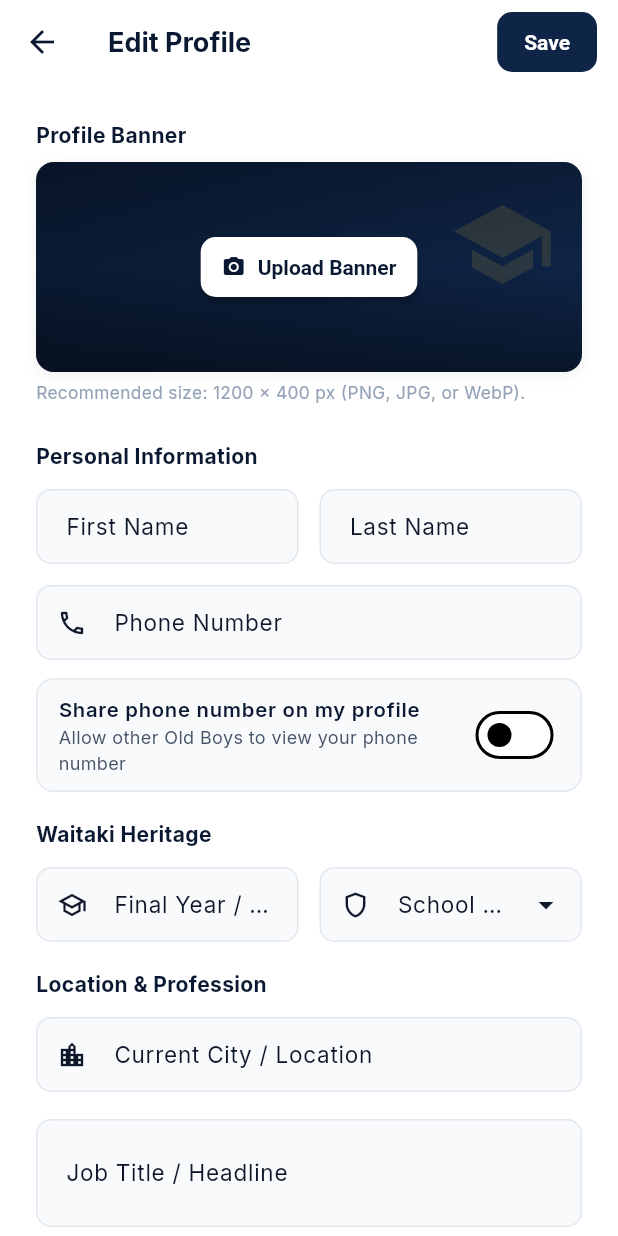
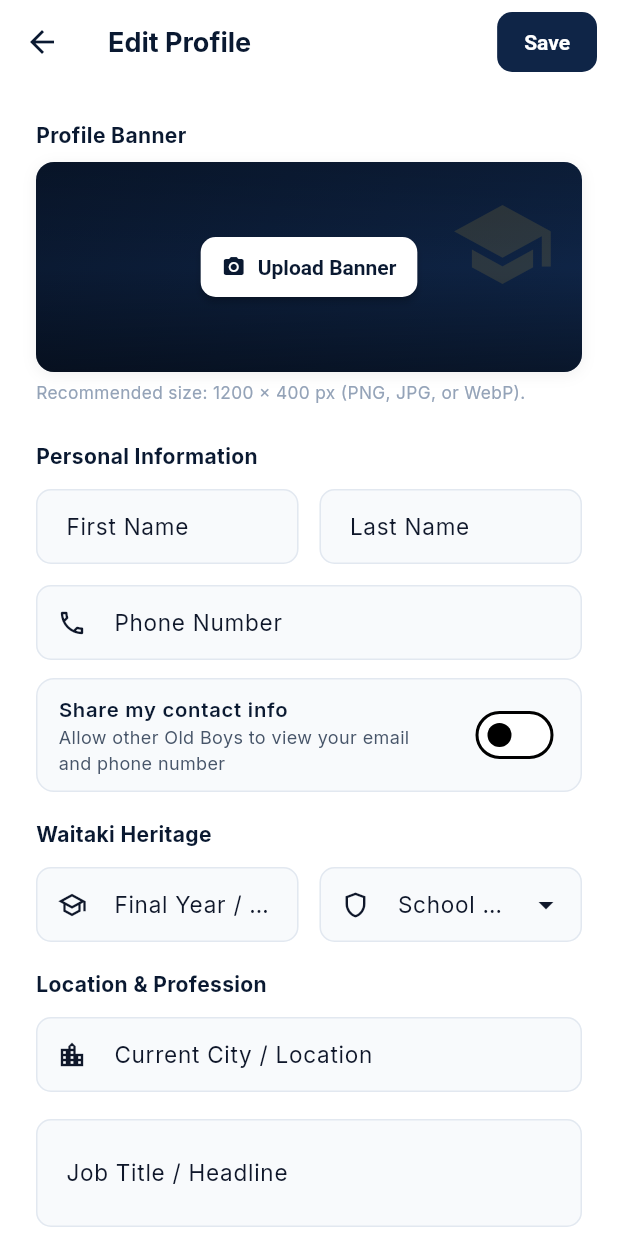
Before and after one commit to WaitakiOldBoysNetwork/WaitakiOldBoysNetworkFrontend, a Flutter app: the ProfileScreen screen opened directly, after a tap on "Edit Profile", on a phone screen of 412 x 824 dp. Run offline on Flutter 3.47's test engine with Material 3 defaults, Android fonts, the phone set to English and light mode, and no system bars; our stand-ins replace cached_network_image, go_router, google_fonts, image_picker, shared_preferences, supabase_flutter; accounts and stored records are empty; network calls fail.

Commit message:
Share email and phone with profile opt-in
Use the existing contact-sharing preference to control visibility of both email and phone. Update onboarding and profile labels, support the new preference key when parsing profiles, and persist additional onboarding details.

```diff
--- a/lib/models/profile.dart
+++ b/lib/models/profile.dart
@@ -16,6 +16,9 @@ class Profile {
   final String? phone;
   final bool sharePhoneOnProfile;
   final int? age;
+
+  /// True when the user has opted in to sharing their contact info (email & phone) on their profile.
+  bool get shareContactInfo => sharePhoneOnProfile;
   final bool? isOnboarded;
   final int? onboardingStep;
   final String? openToHelping;
@@ -184,7 +187,9 @@ class Profile {
       bio: json['bio']?.toString() ?? json['Short Bio']?.toString() ?? json['Full Bio']?.toString(),
       email: json['email']?.toString() ?? json['Email']?.toString().trim(),
       phone: json['phone']?.toString() ?? json['Phone']?.toString(),
-      sharePhoneOnProfile: json['share_phone_on_profile'] == true ||
+      sharePhoneOnProfile: json['share_contact_info'] == true ||
+          json['share_contact_info'] == 'true' ||
+          json['share_phone_on_profile'] == true ||
           json['share_phone_on_profile'] == 'true',
       age: json['age'] != null
           ? int.tryParse(json['age'].toString())
--- a/lib/screens/onboarding/onboarding_wizard_screen.dart
+++ b/lib/screens/onboarding/onboarding_wizard_screen.dart
@@ -414,7 +414,7 @@ class _OnboardingWizardScreenState extends State<OnboardingWizardScreen> {
                         ),
                         const SizedBox(height: 12),
 
-                        // Share phone number on my profile toggle
+                        // Share my contact info toggle (controls both email and phone visibility)
                         Container(
                           decoration: BoxDecoration(
                             color: AppColors.surfaceMuted,
@@ -427,7 +427,7 @@ class _OnboardingWizardScreenState extends State<OnboardingWizardScreen> {
                               vertical: 2,
                             ),
                             title: const Text(
-                              'Share phone number on my profile',
+                              'Share my contact info',
                               style: TextStyle(
                                 fontSize: 13.5,
                                 fontWeight: FontWeight.w600,
@@ -435,7 +435,7 @@ class _OnboardingWizardScreenState extends State<OnboardingWizardScreen> {
                               ),
                             ),
                             subtitle: const Text(
-                              'Allow other Old Boys to view your phone number',
+                              'Allow other Old Boys to view your email and phone number',
                               style: TextStyle(
                                 fontSize: 12,
                                 color: AppColors.textSecondary,
--- a/lib/screens/profile/edit_profile_screen.dart
+++ b/lib/screens/profile/edit_profile_screen.dart
@@ -578,7 +578,7 @@ class _EditProfileScreenState extends State<EditProfileScreen> {
                         vertical: 2,
                       ),
                       title: const Text(
-                        'Share phone number on my profile',
+                        'Share my contact info',
                         style: TextStyle(
                           fontSize: 13.5,
                           fontWeight: FontWeight.w600,
@@ -586,7 +586,7 @@ class _EditProfileScreenState extends State<EditProfileScreen> {
                         ),
                       ),
                       subtitle: const Text(
-                        'Allow other Old Boys to view your phone number',
+                        'Allow other Old Boys to view your email and phone number',
                         style: TextStyle(
                           fontSize: 12,
                           color: AppColors.textSecondary,
--- a/lib/screens/profile/profile_screen.dart
+++ b/lib/screens/profile/profile_screen.dart
@@ -958,11 +958,13 @@ class _ProfileScreenState extends State<ProfileScreen> {
     if (p.lookingFor != null && p.lookingFor!.trim().isNotEmpty) {
       items.add(_buildInfoRow(Icons.search_outlined, 'Looking For', p.lookingFor!));
     }
-    if (p.email != null && p.email!.trim().isNotEmpty) {
-      items.add(_buildInfoRow(Icons.email_outlined, 'Email', p.email!));
-    }
-    if (p.sharePhoneOnProfile && p.phone != null && p.phone!.trim().isNotEmpty) {
-      items.add(_buildInfoRow(Icons.phone_outlined, 'Phone', p.phone!));
+    if (p.shareContactInfo) {
+      if (p.email != null && p.email!.trim().isNotEmpty) {
+        items.add(_buildInfoRow(Icons.email_outlined, 'Email', p.email!));
+      }
+      if (p.phone != null && p.phone!.trim().isNotEmpty) {
+        items.add(_buildInfoRow(Icons.phone_outlined, 'Phone', p.phone!));
+      }
     }
 
     if (items.isEmpty) return const SizedBox.shrink();
```
Also changed, not shown: lib/services/unified_auth_service.dart (+16 -6 lines), 2 other files.
